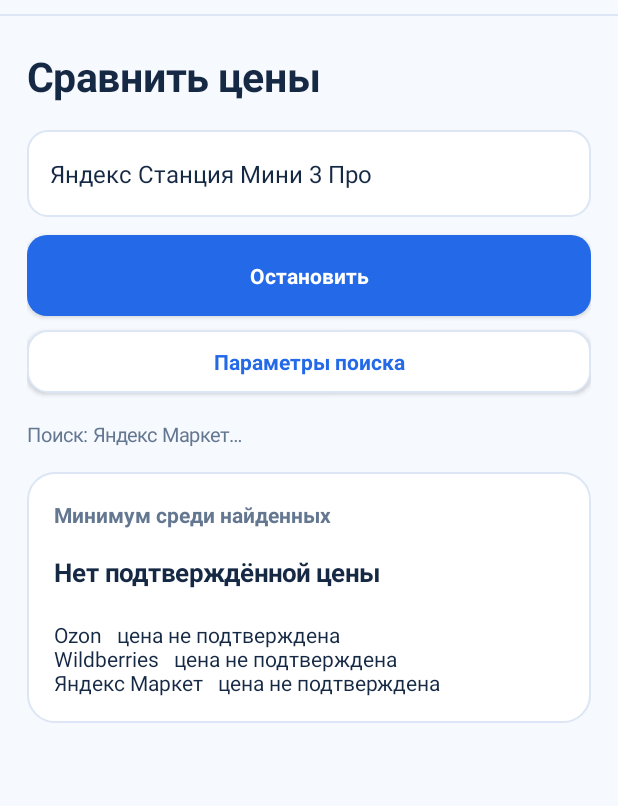
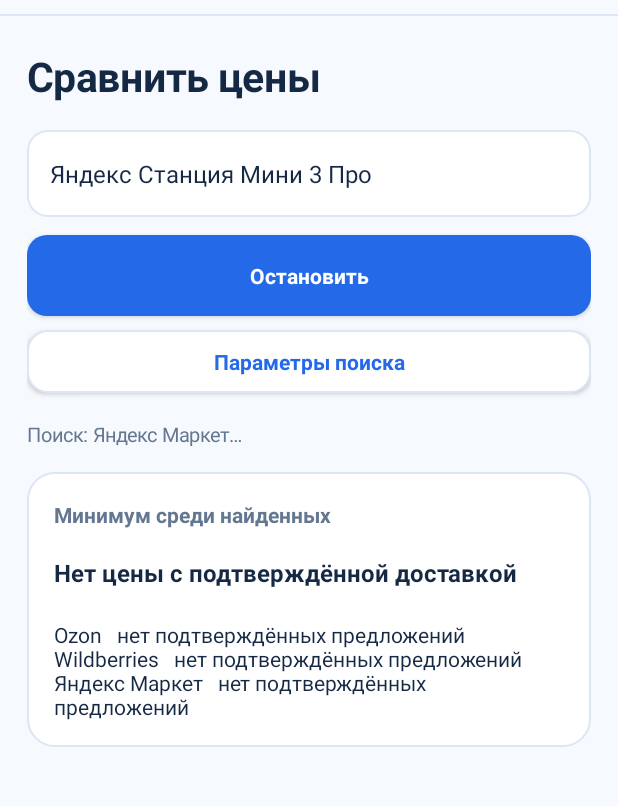
Before and after one commit to nkuchenov-hash/MarketRadar, an Android app: the screen it shows after launch (MainActivity), after a tap on "Найти лучшую цену", on a phone screen of 412 x 824 dp, the part 82-888 px from its top. Run offline under Robolectric (Android 15) with nearby library versions, the phone set to English and light mode, and no system bars.

Commit message:
Add 3-day shipping deadline and optional discount exception settings; exclude late/unknown delivery from best price

```diff
--- a/android/app/src/main/java/com/marketradar/mobile/MainActivity.java
+++ b/android/app/src/main/java/com/marketradar/mobile/MainActivity.java
@@ -63,6 +63,9 @@ public final class MainActivity extends Activity implements ScanEngine.Listener
     private ParallelScanCoordinator engine;
     private EditText queryInput;
     private Button searchButton;
+    private EditText deliveryDaysInput, discountPercentInput;
+    private CheckBox allowLateDiscount;
+    private DeliveryPolicy deliveryPolicy=DeliveryPolicy.standard();
     private TextView progress, count, loginCaption;
     private SharedPreferences prefs;
     private boolean loginMode=false;
@@ -229,8 +232,40 @@ public final class MainActivity extends Activity implements ScanEngine.Listener
             marketsRow.addView(cb,new LinearLayout.LayoutParams(0,dp(42),1));
         }
         add(filterPanel,marketsRow,-1,-2);
+        gap(filterPanel,12);
+        add(filterPanel,text("Доставка максимум за сколько дней?",13,TEXT,true),-1,24);
+        deliveryDaysInput=new EditText(this);
+        deliveryDaysInput.setSingleLine(true);
+        deliveryDaysInput.setTextSize(16);
+        deliveryDaysInput.setInputType(android.text.InputType.TYPE_CLASS_NUMBER);
+        deliveryDaysInput.setTextColor(TEXT);
+        deliveryDaysInput.setBackground(bg(SURFACE,13,BORDER));
+        deliveryDaysInput.setPadding(dp(13),0,dp(13),0);
+        deliveryDaysInput.setText(Integer.toString(prefs.getInt("delivery_days",3)));
+        add(filterPanel,deliveryDaysInput,-1,45);
         gap(filterPanel,8);
-        add(filterPanel,text("Проверяем все доступные предложения каждой площадки",12,MUTED,false),-1,-2);
+        allowLateDiscount=new CheckBox(this);
+        allowLateDiscount.setText("Допускать долгую доставку со скидкой");
+        allowLateDiscount.setTextSize(13);
+        allowLateDiscount.setTextColor(TEXT);
+        allowLateDiscount.setButtonTintList(ColorStateList.valueOf(ACCENT));
+        allowLateDiscount.setChecked(prefs.getBoolean("delivery_late_discount",false));
+        add(filterPanel,allowLateDiscount,-1,45);
+        add(filterPanel,text("Минимальная скидка относительно лучшей быстрой доставки, %",12,MUTED,false),-1,-2);
+        discountPercentInput=new EditText(this);
+        discountPercentInput.setSingleLine(true);
+        discountPercentInput.setTextSize(16);
+        discountPercentInput.setInputType(android.text.InputType.TYPE_CLASS_NUMBER);
+        discountPercentInput.setTextColor(TEXT);
+        discountPercentInput.setBackground(bg(SURFACE,13,BORDER));
+        discountPercentInput.setPadding(dp(13),0,dp(13),0);
+        discountPercentInput.setText(Integer.toString(prefs.getInt("late_discount_percent",15)));
+        discountPercentInput.setEnabled(allowLateDiscount.isChecked());
+        allowLateDiscount.setOnCheckedChangeListener((v,checked)->
+            discountPercentInput.setEnabled(checked));
+        add(filterPanel,discountPercentInput,-1,45);
+        gap(filterPanel,10);
+        add(filterPanel,text("Поиск просматривает доступную выдачу целиком; цены и сроки без проверки корзины предварительные.",12,MUTED,false),-1,-2);
         add(page,filterPanel,-1,-2);
         settingsButton.setOnClickListener(v->{
             filtersVisible=!filtersVisible;
@@ -419,6 +454,12 @@ public final class MainActivity extends Activity implements ScanEngine.Listener
                 });
             }).show();
     }
+    private int boundedField(EditText field,int fallback,int min,int max){
+        try{
+            return Math.max(min,Math.min(max,
+                Integer.parseInt(field.getText().toString().trim())));
+        }catch(Exception ignored){return fallback;}
+    }
     private void beginSearch(){
         if(engine.isRunning()||aiChecking){
             aiGeneration++;
@@ -446,6 +487,16 @@ public final class MainActivity extends Activity implements ScanEngine.Listener
                 .setPositiveButton("ОК",null).show();
             return;
         }
+        int days=boundedField(deliveryDaysInput,3,0,90);
+        int discount=boundedField(discountPercentInput,15,1,90);
+        boolean allowSlow=allowLateDiscount.isChecked();
+        deliveryDaysInput.setText(Integer.toString(days));
+        discountPercentInput.setText(Integer.toString(discount));
+        prefs.edit().putInt("delivery_days",days)
+            .putInt("late_discount_percent",discount)
+            .putBoolean("delivery_late_discount",allowSlow).apply();
+        deliveryPolicy=new DeliveryPolicy(days,allowSlow,discount,
+            java.time.LocalDate.now());
         ++aiGeneration;
         lastSelectedMarkets=chosen;
         setAccountsVisible(false);
@@ -457,7 +508,7 @@ public final class MainActivity extends Activity implements ScanEngine.Listener
         count.setVisibility(View.GONE);
         searchButton.setText("Остановить");
         progress.setText("Поиск…");
-        engine.start(q,Integer.MAX_VALUE,chosen);
+        engine.start(q,Integer.MAX_VALUE,chosen,deliveryPolicy);
     }
     @Override public void status(Shop shop,String state){
         runOnUiThread(()->{
@@ -504,35 +555,52 @@ public final class MainActivity extends Activity implements ScanEngine.Listener
     private String rubles(int amount){
         return NumberFormat.getNumberInstance(new Locale("ru","RU")).format(amount)+" ₽";
     }
+    private int bestTimelyPrice(){
+        int best=Integer.MAX_VALUE;
+        for(ScanEngine.Offer o:offers){
+            if(o.price>0&&deliveryPolicy.timely(o.deliveryHint))
+                best=Math.min(best,o.price);
+        }
+        return best==Integer.MAX_VALUE?0:best;
+    }
+    private boolean qualifies(ScanEngine.Offer o,int timelyBest){
+        return deliveryPolicy.eligible(o.price,o.deliveryHint,timelyBest);
+    }
     private void updateSummary(){
-        ScanEngine.Offer bestOffer=null;
-        for(ScanEngine.Offer o:offers){
-            if(o.price>0&&(bestOffer==null||o.price<bestOffer.price))bestOffer=o;
-        }
-        bestPrice.setText(bestOffer==null?"Нет подтверждённой цены":rubles(bestOffer.price));
-        bestPrice.setTextSize(bestOffer==null?17:31);
+        int timelyBest=bestTimelyPrice();
+        int minimum=Integer.MAX_VALUE;
+        for(ScanEngine.Offer o:offers)
+            if(qualifies(o,timelyBest))minimum=Math.min(minimum,o.price);
+        bestPrice.setText(minimum==Integer.MAX_VALUE?
+            "Нет цены с подтверждённой доставкой":rubles(minimum));
+        bestPrice.setTextSize(minimum==Integer.MAX_VALUE?16:31);
         StringBuilder states=new StringBuilder();
         for(Shop shop:lastSelectedMarkets){
             int marketMin=Integer.MAX_VALUE;
-            for(ScanEngine.Offer o:offers)
-                if(o.shop.id.equals(shop.id)&&o.price>0)
-                    marketMin=Math.min(marketMin,o.price);
+            boolean hasUnqualified=false;
+            for(ScanEngine.Offer o:offers)if(o.shop.id.equals(shop.id)){
+                if(qualifies(o,timelyBest))marketMin=Math.min(marketMin,o.price);
+                else hasUnqualified=true;
+            }
             if(states.length()>0)states.append("\n");
             states.append(shop.name).append("   ");
-            if(marketMin<Integer.MAX_VALUE)states.append(rubles(marketMin));
-            else {
+            if(marketMin<Integer.MAX_VALUE){
+                states.append(rubles(marketMin));
+            }else if(hasUnqualified){
+                states.append("срок доставки не подходит или неизвестен");
+            }else{
                 String detail=marketStates.get(shop.id);
                 if(detail==null)states.append("не проверен");
-                else if(detail.contains("Время проверки истекло")||
+                else if(detail.contains("Нет прогресса")||
                         detail.contains("не ответила")||
                         detail.contains("Ошибка загрузки"))
-                    states.append("не удалось завершить проверку");
+                    states.append("поиск прерван: нет ответа");
                 else if(detail.contains("ограничил доступ")||
                         detail.contains("Переадресация"))
                     states.append("доступ ограничен");
                 else if(detail.contains("отложено дорогих"))
-                    states.append("дороже найденного минимума");
-                else states.append("цена не подтверждена");
+                    states.append("отсеяны более дорогие предложения");
+                else states.append("нет подтверждённых предложений");
             }
         }
         marketProgress.setText(states.toString());
@@ -546,8 +614,13 @@ public final class MainActivity extends Activity implements ScanEngine.Listener
         report.append(java.text.DateFormat.getDateTimeInstance().format(new java.util.Date()));
         report.append("\nЗапрос: ").append(prefs.getString("last_query",""));
         report.append("\n").append(reason);
-        report.append("\nВремя браузера ограничено: ")
-              .append(engine.coverageIncomplete()?"да":"нет").append("\n");
+        report.append("\nВыдача проверена полностью: ")
+              .append(engine.coverageIncomplete()?"нет":"только доступные страницы").append("\n");
+        report.append("Доставка до ").append(deliveryPolicy.maxDays).append(" дней");
+        if(deliveryPolicy.allowSlowDiscount)
+            report.append("; исключение при скидке ").append(
+                deliveryPolicy.slowDiscountPercent).append("%");
+        report.append("\n");
         for(Shop shop:lastSelectedMarkets){
             report.append("\n").append(shop.name).append(": ");
             report.append(marketStates.containsKey(shop.id)?
@@ -570,7 +643,10 @@ public final class MainActivity extends Activity implements ScanEngine.Listener
         prefs.edit().putString("last_search_diagnostics",report.toString()).apply();
     }
     private void renderResults(){
-        offers.sort(Comparator.comparingInt(o->o.price==0?Integer.MAX_VALUE:o.price));
+        final int timelyBest=bestTimelyPrice();
+        offers.sort(Comparator
+            .comparingInt((ScanEngine.Offer o)->qualifies(o,timelyBest)?0:1)
+            .thenComparingInt(o->o.price==0?Integer.MAX_VALUE:o.price));
         results.removeAllViews();
         updateSummary();
         for(ScanEngine.Offer o:offers){
@@ -587,11 +663,14 @@ public final class MainActivity extends Activity implements ScanEngine.Listener
             title.setMaxLines(3);
             title.setEllipsize(android.text.TextUtils.TruncateAt.END);
             add(card,title,-1,-2);
-            if(!o.deliveryHint.isBlank()){
-                gap(card,5);
-                add(card,text("Доставка из выдачи: "+o.deliveryHint+
-                    " · уточнить в магазине",12,MUTED,false),-1,-2);
-            }
+            gap(card,5);
+            String deliveryState=deliveryPolicy.days(o.deliveryHint)<0?
+                "Дата доставки неизвестна":
+                ("Доставка из выдачи: "+o.deliveryHint);
+            if(!qualifies(o,timelyBest))
+                deliveryState+=" · не включено в минимум";
+            else deliveryState+=" · уточнить в магазине";
+            add(card,text(deliveryState,12,MUTED,false),-1,-2);
             gap(card,5);
             String origin=o.note.startsWith("Цена из выдачи")?
                 "Цена из поиска · без проверки корзины":
```
